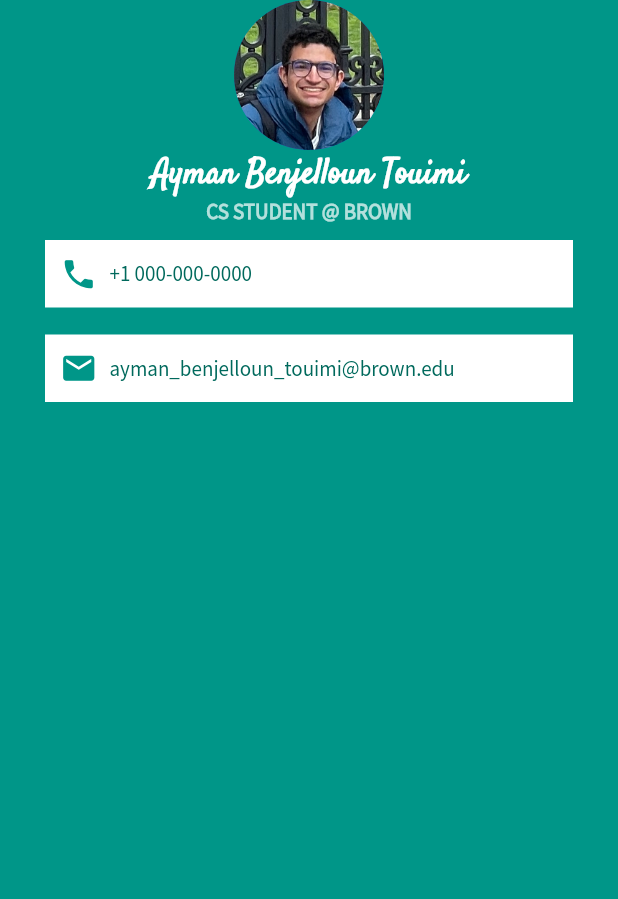
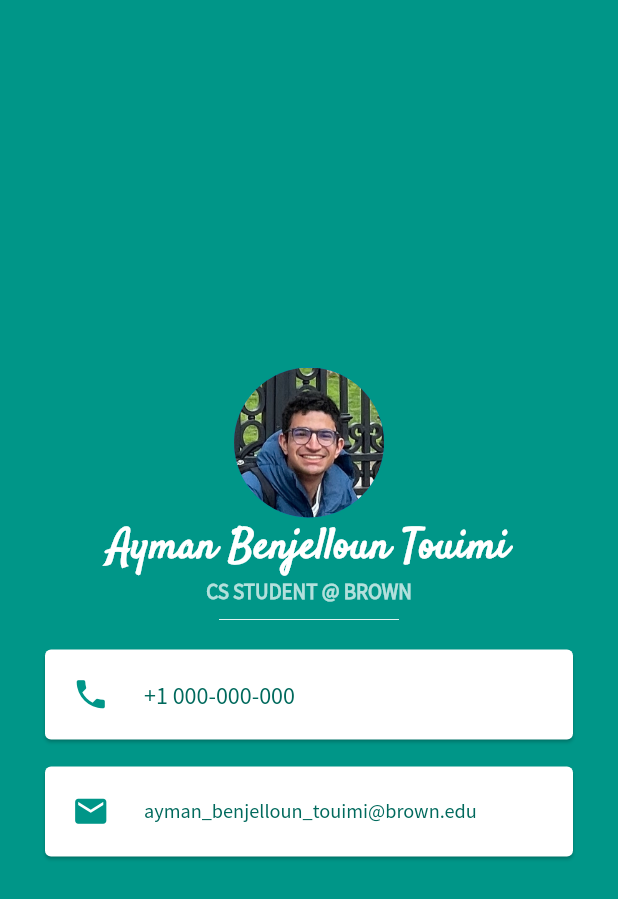
Before and after one commit to Ayma-n/flutter-bootcamp, a Flutter app: the screen it shows after launch, on a phone screen of 412 x 824 dp. Shown: the top 899 px of the screen. Run offline on Flutter 3.47's test engine with Material 2 defaults, Android fonts, the phone set to English and light mode, and no system bars.

Commit message:
Replaced Containers with Cards, and Rows with ListTiles + added Divider

```diff
--- a/mi_card/lib/main.dart
+++ b/mi_card/lib/main.dart
@@ -14,6 +14,7 @@ class MyApp extends StatelessWidget {
         backgroundColor: Colors.teal,
         body: SafeArea(
           child: Column(
+            mainAxisAlignment: MainAxisAlignment.center,
             children: <Widget>[
               CircleAvatar(
                 radius: 50.0,
@@ -24,7 +25,7 @@ class MyApp extends StatelessWidget {
                 style: TextStyle(
                   color: Colors.white,
                   fontWeight: FontWeight.bold,
-                  fontSize: 22.0,
+                  fontSize: 28.0,
                   fontFamily: 'Satisfy',
                 ),
               ),
@@ -36,58 +37,60 @@ class MyApp extends StatelessWidget {
                   fontWeight: FontWeight.bold,
                 ),
               ),
-              Container(
-                color: Colors.white,
-                padding: EdgeInsets.all(10.0),
+              SizedBox(
+                height: 20.0,
+                width: 120.0,
+                child: Divider(
+                  color: Colors.teal.shade50,
+                ),
+              ),
+              Card(
                 margin: EdgeInsets.symmetric(
                   vertical: 10.0,
                   horizontal: 30.0,
                 ),
-                child: Row(
-                  children: [
-                    Icon(
+                child: Padding(
+                  padding: EdgeInsets.all(2.0),
+                  child: ListTile(
+                    leading: Icon(
                       Icons.phone,
                       color: Colors.teal,
                       size: 25.0,
                     ),
-                    SizedBox(
-                      width: 8.0,
-                    ),
-                    Text(
-                      '+1 000-000-0000',
+                    title: Text(
+                      '+1 000-000-000',
                       style: TextStyle(
                         color: Colors.teal.shade800,
                         fontFamily: 'SourceSansPro',
                       ),
                     ),
-                  ],
+                    horizontalTitleGap: 8.0,
+                  ),
                 ),
               ),
-              Container(
-                color: Colors.white,
-                padding: EdgeInsets.all(10.0),
+              Card(
                 margin: EdgeInsets.symmetric(
                   vertical: 8.0,
                   horizontal: 30.0,
                 ),
-                child: Row(
-                  children: [
-                    Icon(
+                child: Padding(
+                  padding: EdgeInsets.all(2.0),
+                  child: ListTile(
+                    leading: Icon(
                       Icons.email,
                       color: Colors.teal,
                       size: 25.0,
                     ),
-                    SizedBox(
-                      width: 8.0,
-                    ),
-                    Text(
+                    title: Text(
                       'ayman_benjelloun_touimi@brown.edu',
                       style: TextStyle(
                         color: Colors.teal.shade800,
                         fontFamily: 'SourceSansPro',
+                        fontSize: 13.5,
                       ),
                     ),
-                  ],
+                    horizontalTitleGap: 8.0,
+                  ),
                 ),
               ),
             ],
```
